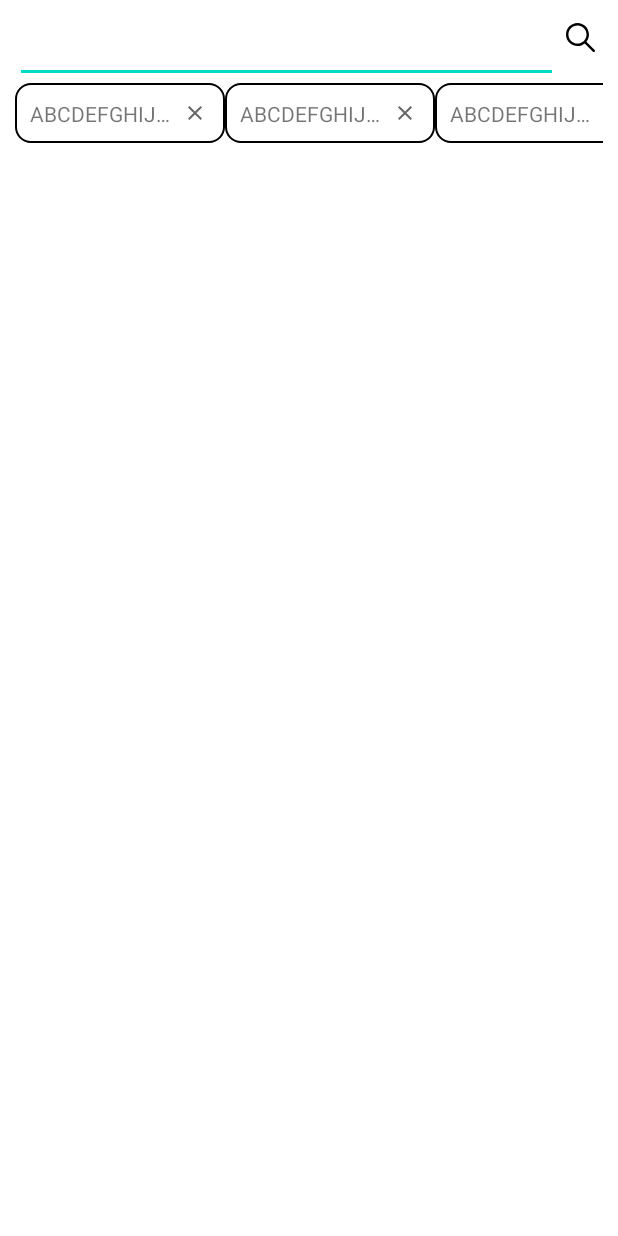
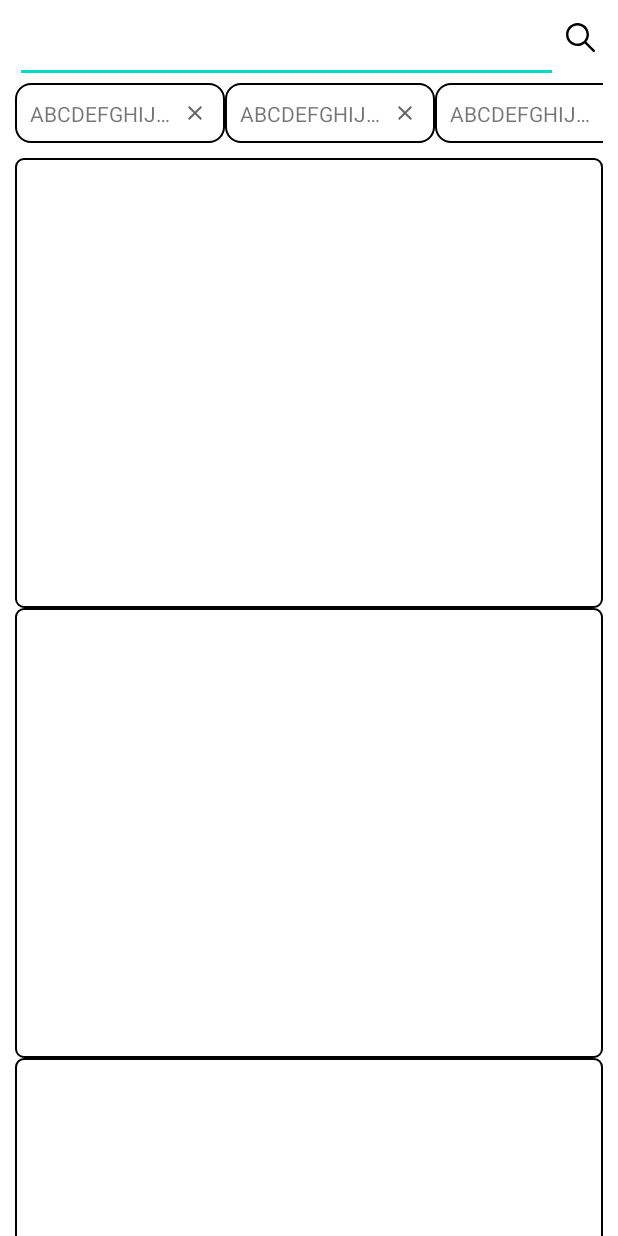
Before and after one commit to galmaegi/ItBook, an Android app: the layout fragment_search.xml on its own in the app's theme, with its tools: preview values and no code run, on a phone screen of 412 x 824 dp. Run offline under Robolectric (Android 15) with nearby library versions, the phone set to English and light mode, and no system bars; network calls fail.

Commit message:
Update books ui

```diff
--- a/app/src/main/java/com/example/sendbirdapp/SendBirdApplication.kt
+++ b/app/src/main/java/com/example/sendbirdapp/SendBirdApplication.kt
@@ -4,4 +4,4 @@ import android.app.Application
 import dagger.hilt.android.HiltAndroidApp
 
 @HiltAndroidApp
-class SendBirdApplication: Application()
+class SendBirdApplication : Application()
--- a/app/src/main/java/com/example/sendbirdapp/common/SpaceItemDecoration.kt
+++ b/app/src/main/java/com/example/sendbirdapp/common/SpaceItemDecoration.kt
@@ -28,5 +28,5 @@ class HorizontalSpaceItemDecoration(
 
 }
 
-val SEARCH_SPACE_DECORATION by lazy { VerticalSpaceItemDecoration(20) }
+val BOOK_SPACE_DECORATION by lazy { VerticalSpaceItemDecoration(20) }
 val HISTORY_SPACE_DECORATION by lazy { HorizontalSpaceItemDecoration(10) }
--- a/app/src/main/java/com/example/sendbirdapp/repository/ItBookRepository.kt
+++ b/app/src/main/java/com/example/sendbirdapp/repository/ItBookRepository.kt
@@ -39,7 +39,8 @@ class ItBookRepository @Inject constructor(private val searchHistoryDao: SearchH
         }
     }
 
-    fun getAllSearchHistories(): Flow<List<SearchHistory>> = searchHistoryDao.getAllSearchHistories()
+    fun getAllSearchHistories(): Flow<List<SearchHistory>> =
+        searchHistoryDao.getAllSearchHistories()
 
     suspend fun insertSearchHistory(searchHistory: SearchHistory) {
         searchHistoryDao.insertSearchHistory(searchHistory)
--- a/app/src/main/java/com/example/sendbirdapp/ui/detail/DetaiViewModel.kt
+++ b/app/src/main/java/com/example/sendbirdapp/ui/detail/DetaiViewModel.kt
@@ -8,6 +8,6 @@ import javax.inject.Inject
 @HiltViewModel
 class DetailViewModel @Inject constructor(
     private val itBookRepository: ItBookRepository
-): ViewModel() {
+) : ViewModel() {
     suspend fun getBooks(isbn13: String) = itBookRepository.getBooks(isbn13)
 }
--- a/app/src/main/java/com/example/sendbirdapp/ui/search/HistoryListAdapter.kt
+++ b/app/src/main/java/com/example/sendbirdapp/ui/search/HistoryListAdapter.kt
@@ -1,6 +1,5 @@
 package com.example.sendbirdapp.ui.search
 
-import android.annotation.SuppressLint
 import android.view.LayoutInflater
 import android.view.ViewGroup
 import androidx.recyclerview.widget.DiffUtil
--- a/app/src/main/java/com/example/sendbirdapp/ui/search/SearchFragment.kt
+++ b/app/src/main/java/com/example/sendbirdapp/ui/search/SearchFragment.kt
@@ -8,11 +8,10 @@ import android.view.ViewGroup
 import android.view.inputmethod.EditorInfo
 import androidx.fragment.app.Fragment
 import androidx.lifecycle.ViewModelProvider
-import androidx.recyclerview.widget.DividerItemDecoration
 import androidx.recyclerview.widget.LinearLayoutManager
 import androidx.recyclerview.widget.RecyclerView
+import com.example.sendbirdapp.common.BOOK_SPACE_DECORATION
 import com.example.sendbirdapp.common.HISTORY_SPACE_DECORATION
-import com.example.sendbirdapp.common.SEARCH_SPACE_DECORATION
 import com.example.sendbirdapp.databinding.FragmentSearchBinding
 import com.example.sendbirdapp.repository.db.model.SearchHistory
 import dagger.hilt.android.AndroidEntryPoint
@@ -47,8 +46,7 @@ class SearchFragment : Fragment() {
         with(binding.searchList) {
             adapter = searchListAdapter
             layoutManager = LinearLayoutManager(context, RecyclerView.VERTICAL, false)
-            addItemDecoration(DividerItemDecoration(context, RecyclerView.VERTICAL))
-            addItemDecoration(SEARCH_SPACE_DECORATION)
+            addItemDecoration(BOOK_SPACE_DECORATION)
             searchListAdapter.onListReachedEndListener = {
                 fetchMoreSearchResult()
             }
--- /dev/null
+++ b/app/src/main/res/drawable/item_book_background.xml
@@ -0,0 +1,8 @@
+<?xml version="1.0" encoding="utf-8"?>
+<shape xmlns:android="http://schemas.android.com/apk/res/android"
+    android:shape="rectangle">
+  <corners android:radius="5dp" />
+  <stroke
+      android:width="1dp"
+      android:color="#000" />
+</shape>
--- a/app/src/main/res/layout/fragment_new.xml
+++ b/app/src/main/res/layout/fragment_new.xml
@@ -12,6 +12,7 @@
       android:id="@+id/list"
       android:layout_width="0dp"
       android:layout_height="0dp"
+      android:layout_marginTop="10dp"
       app:layout_constraintBottom_toBottomOf="parent"
       app:layout_constraintEnd_toEndOf="parent"
       app:layout_constraintStart_toStartOf="parent"
--- a/app/src/main/res/layout/fragment_search.xml
+++ b/app/src/main/res/layout/fragment_search.xml
@@ -49,6 +49,7 @@
       android:id="@+id/search_list"
       android:layout_width="0dp"
       android:layout_height="0dp"
+      android:layout_marginTop="10dp"
       app:layout_constraintBottom_toBottomOf="parent"
       app:layout_constraintEnd_toEndOf="parent"
       app:layout_constraintStart_toStartOf="parent"
--- a/app/src/main/res/layout/item_book.xml
+++ b/app/src/main/res/layout/item_book.xml
@@ -3,6 +3,7 @@
     xmlns:app="http://schemas.android.com/apk/res-auto"
     android:layout_width="match_parent"
     android:layout_height="300dp"
+    android:background="@drawable/item_book_background"
     android:padding="10dp">
 
   <androidx.appcompat.widget.AppCompatImageView
```
Also changed, not shown: app/src/main/java/com/example/sendbirdapp/ui/newitem/NewFragment.kt (+2 -5 lines).
